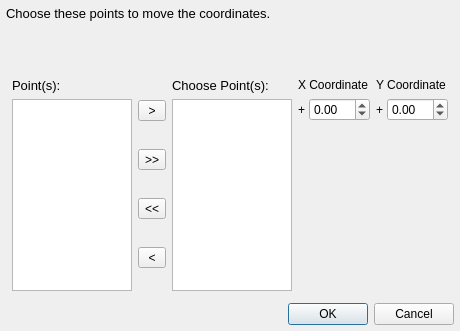
KmolYuan/Pyslvs-UI, file core/entities/batchMoving.ui: the form before one commit.
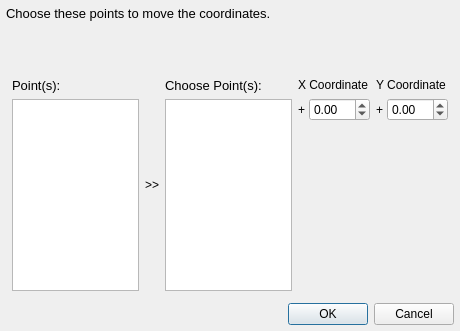
The form after the commit. Icons and pictures are not drawn.

Commit message: Batch moving UI.

```diff
--- a/core/entities/batchMoving.ui
+++ b/core/entities/batchMoving.ui
@@ -135,48 +135,11 @@
        </layout>
       </item>
       <item>
-       <layout class="QVBoxLayout" name="verticalLayout">
-        <item>
-         <widget class="QToolButton" name="add_button">
-          <property name="sizePolicy">
-           <sizepolicy hsizetype="Preferred" vsizetype="Fixed">
-            <horstretch>0</horstretch>
-            <verstretch>0</verstretch>
-           </sizepolicy>
-          </property>
-          <property name="text">
-           <string>&gt;</string>
-          </property>
-         </widget>
-        </item>
-        <item>
-         <widget class="QToolButton" name="addAll_button">
-          <property name="text">
-           <string>&gt;&gt;</string>
-          </property>
-         </widget>
-        </item>
-        <item>
-         <widget class="QToolButton" name="removeAll_botton">
-          <property name="text">
-           <string>&lt;&lt;</string>
-          </property>
-         </widget>
-        </item>
-        <item>
-         <widget class="QToolButton" name="remove_botton">
-          <property name="sizePolicy">
-           <sizepolicy hsizetype="Preferred" vsizetype="Fixed">
-            <horstretch>0</horstretch>
-            <verstretch>0</verstretch>
-           </sizepolicy>
-          </property>
-          <property name="text">
-           <string>&lt;</string>
-          </property>
-         </widget>
-        </item>
-       </layout>
+       <widget class="QLabel" name="label_8">
+        <property name="text">
+         <string>&gt;&gt;</string>
+        </property>
+       </widget>
       </item>
       <item>
        <layout class="QVBoxLayout" name="verticalLayout_3">
```
Left out of the diff: 24 changed lines with no effect on the pictures. The commit also changes 5 other files.
